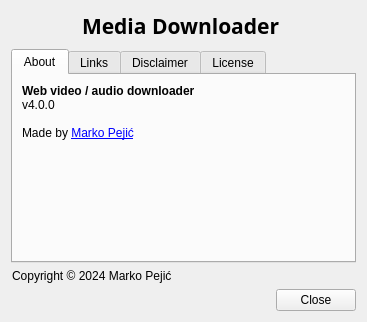
Above: designer/about_dialog.ui from markop404/media-downloader before the change. Below: the same form after it.
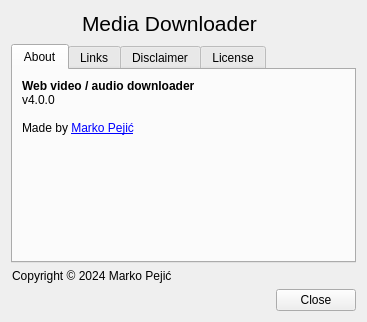
That is the form after the change. Icons and pictures are not drawn.

Commit message: switch to default font in about dialog

Patch:
```diff
--- a/designer/about_dialog.ui
+++ b/designer/about_dialog.ui
@@ -49,9 +49,8 @@
       <widget class="QLabel" name="appNameLabel">
        <property name="font">
         <font>
-         <family>Cantarell Extra Bold</family>
          <pointsize>16</pointsize>
-         <bold>true</bold>
+         <fontweight>ExtraBold</fontweight>
         </font>
        </property>
        <property name="text">
```
The commit also changes 1 other file.
